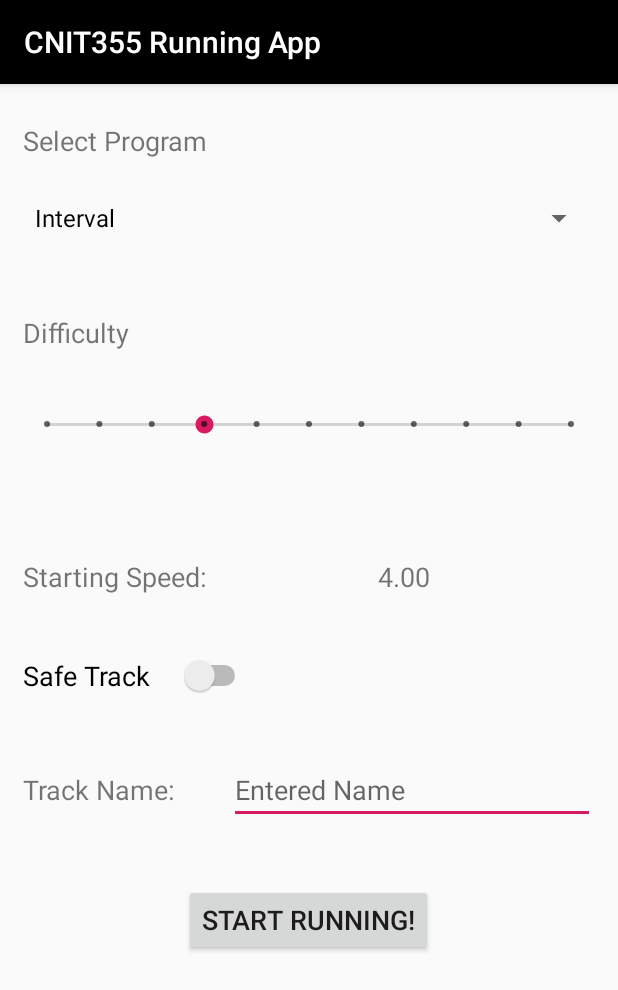
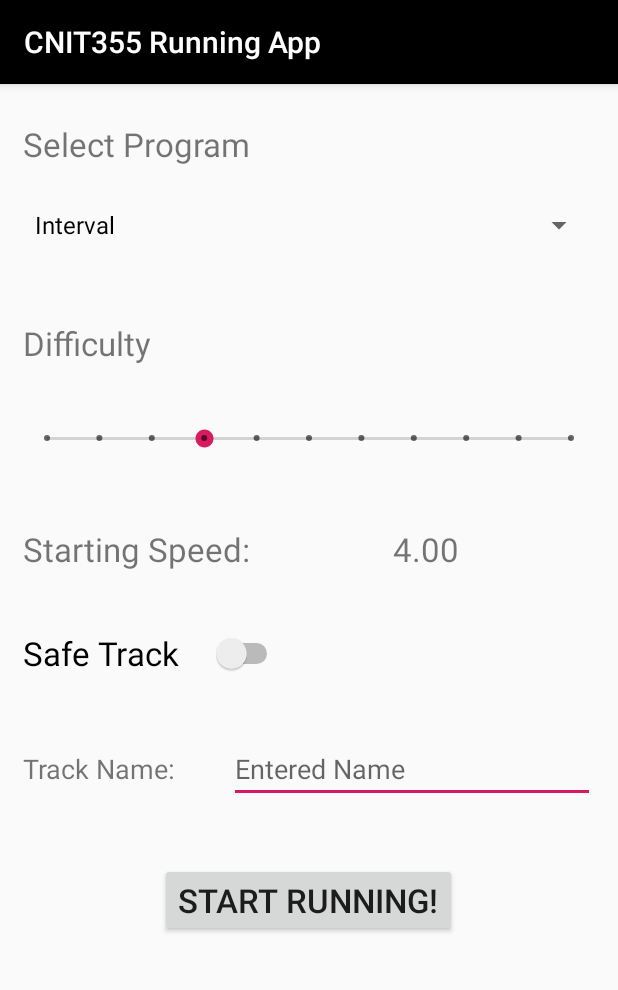
Before and after one commit to Andi-Sail/CoolRunning, an Android app: the screen it shows after launch (MainActivity), on a phone screen of 412 x 824 dp. Shown: the top 990 px of the screen. Run offline under Robolectric (Android 15) with nearby library versions, the phone set to English and light mode, and no system bars.

Commit message:
increase text size and adjust layout for main activity

```diff
--- a/CoolRunning/app/src/main/res/layout/activity_main.xml
+++ b/CoolRunning/app/src/main/res/layout/activity_main.xml
@@ -6,64 +6,6 @@
     android:layout_height="match_parent"
     android:screenOrientation="portrait"
     tools:context=".MainActivity">
-<!--
-    <TextView
-        android:id="@+id/textView1"
-        android:layout_width="wrap_content"
-        android:layout_height="wrap_content"
-        android:text="Hello Cool Running!"
-        app:layout_constraintBottom_toBottomOf="parent"
-        app:layout_constraintHorizontal_bias="0.498"
-        app:layout_constraintLeft_toLeftOf="parent"
-        app:layout_constraintRight_toRightOf="parent"
-        app:layout_constraintTop_toTopOf="parent"
-        app:layout_constraintVertical_bias="0.226" />
-
-    <EditText
-        android:id="@+id/editText1"
-        android:layout_width="131dp"
-        android:layout_height="42dp"
-        app:layout_constraintBottom_toBottomOf="parent"
-        app:layout_constraintEnd_toEndOf="parent"
-        app:layout_constraintHorizontal_bias="0.482"
-        app:layout_constraintStart_toStartOf="parent"
-        app:layout_constraintTop_toTopOf="parent"
-        app:layout_constraintVertical_bias="0.648" />
-
-    <EditText
-        android:id="@+id/editText2"
-        android:layout_width="129dp"
-        android:layout_height="41dp"
-        app:layout_constraintBottom_toBottomOf="parent"
-        app:layout_constraintEnd_toEndOf="parent"
-        app:layout_constraintHorizontal_bias="0.485"
-        app:layout_constraintStart_toStartOf="parent"
-        app:layout_constraintTop_toTopOf="parent"
-        app:layout_constraintVertical_bias="0.552" />
-
-    <TextView
-        android:id="@+id/textView4"
-        android:layout_width="76dp"
-        android:layout_height="36dp"
-        app:layout_constraintBottom_toBottomOf="parent"
-        app:layout_constraintEnd_toEndOf="parent"
-        app:layout_constraintHorizontal_bias="0.498"
-        app:layout_constraintStart_toStartOf="parent"
-        app:layout_constraintTop_toTopOf="parent"
-        app:layout_constraintVertical_bias="0.728" />
-
-    <Button
-        android:id="@+id/button1"
-        android:layout_width="wrap_content"
-        android:layout_height="wrap_content"
-        android:text="COMPARE SPEED"
-        app:layout_constraintBottom_toBottomOf="parent"
-        app:layout_constraintEnd_toEndOf="parent"
-        app:layout_constraintHorizontal_bias="0.498"
-        app:layout_constraintStart_toStartOf="parent"
-        app:layout_constraintTop_toTopOf="parent"
-        app:layout_constraintVertical_bias="0.843" />
--->
     <LinearLayout
         android:layout_width="match_parent"
         android:layout_height="match_parent"
@@ -77,35 +19,35 @@
             android:id="@+id/programText"
             android:layout_width="wrap_content"
             android:layout_height="wrap_content"
-            android:textSize="18sp"
             android:layout_marginBottom="15sp"
-            android:text="Select Program" />
+            android:text="Select Program"
+            android:textSize="22sp" />
 
         <Spinner
             android:id="@+id/programSpinner"
             android:layout_width="match_parent"
             android:layout_height="wrap_content"
-            android:textSize="14sp"
+            android:layout_marginBottom="40sp"
             android:spinnerMode="dropdown"
-            android:layout_marginBottom="40sp"/>
+            android:textSize="20sp" />
 
         <TextView
             android:id="@+id/difficultyText"
             android:layout_width="match_parent"
             android:layout_height="wrap_content"
-            android:textSize="18sp"
             android:layout_marginBottom="40sp"
-            android:text="Difficulty" />
+            android:text="Difficulty"
+            android:textSize="22sp" />
 
         <SeekBar
             android:id="@+id/difficultlyBar"
             style="@style/Widget.AppCompat.SeekBar.Discrete"
             android:layout_width="match_parent"
             android:layout_height="wrap_content"
+            android:layout_marginBottom="50sp"
             android:max="10"
             android:progress="3"
-            android:progressTint="#0012E3EB"
-            android:layout_marginBottom="80sp"/>
+            android:progressTint="#0012E3EB" />
 
         <LinearLayout
             android:layout_width="match_parent"
@@ -118,16 +60,16 @@
                 android:layout_width="wrap_content"
                 android:layout_height="wrap_content"
                 android:layout_weight="1"
-                android:textSize="18sp"
-                android:text="Starting Speed: " />
+                android:text="Starting Speed: "
+                android:textSize="22sp" />
 
             <TextView
                 android:id="@+id/speedVariable"
                 android:layout_width="wrap_content"
                 android:layout_height="wrap_content"
-                android:textSize="18sp"
                 android:layout_weight="1"
-                android:text="speed m/s" />
+                android:text="speed m/s"
+                android:textSize="22sp" />
 
         </LinearLayout>
 
@@ -135,9 +77,9 @@
             android:id="@+id/trackSwitch"
             android:layout_width="wrap_content"
             android:layout_height="wrap_content"
+            android:layout_marginBottom="40sp"
             android:text="Safe Track    "
-            android:textSize="18sp"
-            android:layout_marginBottom="40sp"/>
+            android:textSize="22sp" />
 
         <LinearLayout
             android:layout_width="match_parent"
@@ -172,7 +114,7 @@
             android:layout_gravity="center"
             android:onClick="onStartRunningClick"
             android:text="Start Running!"
-            android:textSize="18sp" />
+            android:textSize="22sp" />
 
     </LinearLayout>
 
```
